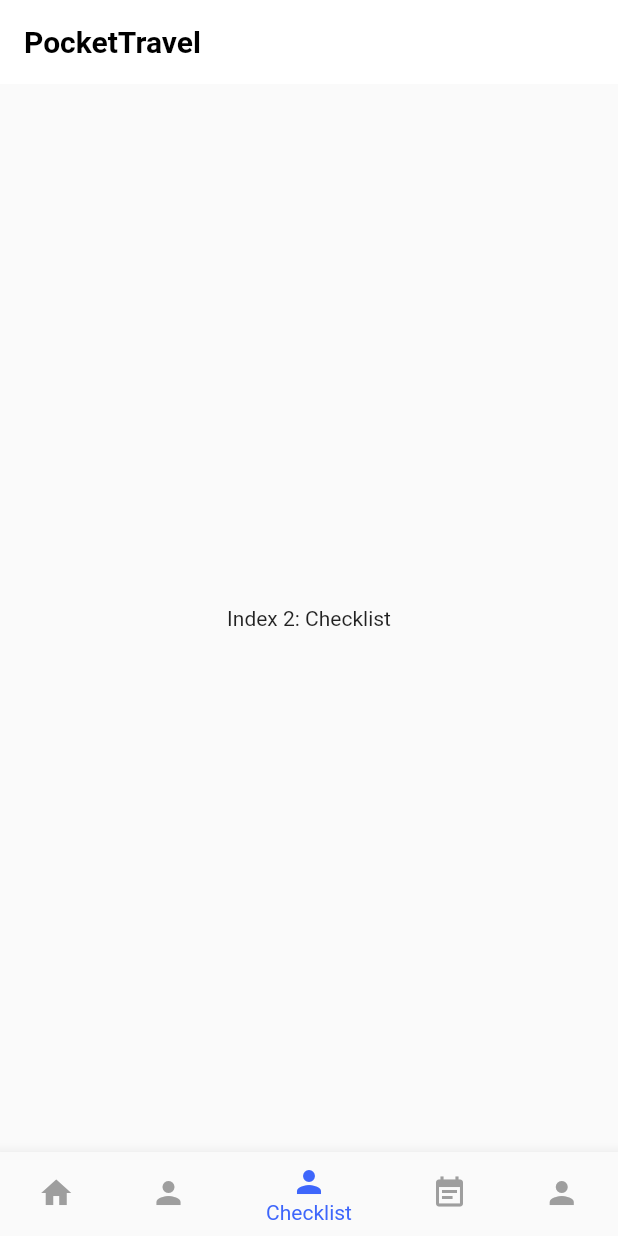
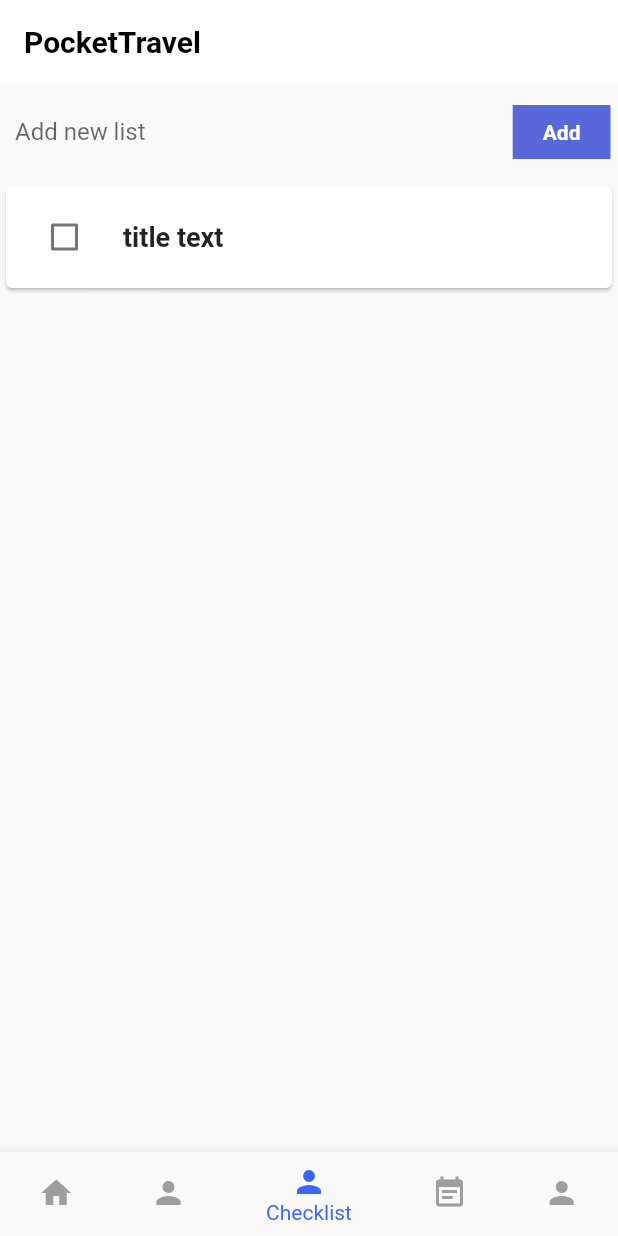
Before and after one commit to tsaqifammar/pocket-travel-mobile, a Flutter app: the HomePageAfterLogin screen opened directly, item 3 of the bottom bar chosen, on a phone screen of 412 x 824 dp. Run offline on Flutter 3.47's test engine with Material 2 defaults, Android fonts, the phone set to English and light mode, and no system bars; our stand-ins replace flutter_login, timelines; missing offline and left inert: animate_navigator_transition_do, dart:ffi, flag, scale_button.

Commit message:
add page, models, services for feature checklist

```diff
--- /dev/null
+++ b/lib/models/checklist.dart
@@ -0,0 +1,20 @@
+import 'dart:ffi';
+
+class Checklist {
+  final String name;
+  final Bool is_checked;
+
+  Checklist({required this.name, required this.is_checked});
+
+  factory Checklist.fromJson(Map<String, dynamic> json) {
+    return Checklist(
+      name: json['name'] as String,
+      is_checked: json['is_checked'] as Bool,
+    );
+  }
+
+  @override
+  String toString() {
+    return 'Checklist{name: $name, is_checked: $is_checked}';
+  }
+}
--- /dev/null
+++ b/lib/screens/checklist_page.dart
@@ -0,0 +1,89 @@
+import 'package:flutter/material.dart';
+
+class ChecklistPage extends StatefulWidget {
+  @override
+  State<ChecklistPage> createState() => _ChecklistPageState();
+}
+
+class _ChecklistPageState extends State<ChecklistPage> {
+  var textController = TextEditingController();
+
+  @override
+  Widget build(BuildContext context) {
+    return Scaffold(
+      body: Column(
+        children: [
+          Container(
+            padding: const EdgeInsets.symmetric(horizontal: 5, vertical: 8),
+            child: Row(
+              children: [
+                Expanded(
+                  child: Container(
+                    padding: const EdgeInsets.symmetric(horizontal: 5),
+                    child: TextField(
+                      controller: textController,
+                      decoration: const InputDecoration(
+                        hintText: 'Add new list',
+                        border: InputBorder.none,
+                      ),
+                    ),
+                  ),
+                ),
+                const SizedBox(
+                  width: 10,
+                ),
+                GestureDetector(
+                  onTap: () {},
+                  child: Container(
+                    color: const Color(0xff5a67d8),
+                    padding: const EdgeInsets.symmetric(
+                        horizontal: 20, vertical: 10),
+                    child: const Text(
+                      'Add',
+                      style: const TextStyle(
+                        color: Colors.white,
+                        fontWeight: FontWeight.bold,
+                      ),
+                    ),
+                  ),
+                )
+              ],
+            ),
+          ),
+          Card(
+            child: Row(
+              children: [
+                Container(
+                  margin: const EdgeInsets.symmetric(
+                    horizontal: 15,
+                    vertical: 10,
+                  ),
+                  child: Checkbox(
+                    value: false,
+                    onChanged: (bool? value) {
+                      setState(() {});
+                    },
+                  ),
+                ),
+                Expanded(
+                  child: Column(
+                    crossAxisAlignment: CrossAxisAlignment.start,
+                    children: [
+                      Text(
+                        'title text',
+                        style: const TextStyle(
+                          fontWeight: FontWeight.bold,
+                          fontSize: 18,
+                        ),
+                      ),
+                    ],
+                  ),
+                )
+              ],
+            ),
+          ),
+        ],
+      ),
+    );
+  }
+}
--- a/lib/screens/home_page_after_login.dart
+++ b/lib/screens/home_page_after_login.dart
@@ -1,4 +1,5 @@
 import 'package:flutter/material.dart';
+import 'package:pocket_travel_mobile/screens/checklist_page.dart';
 import 'package:pocket_travel_mobile/screens/plan_page.dart';
 import 'package:pocket_travel_mobile/widgets/logout_button.dart';
 
@@ -29,11 +30,7 @@ class _HomePageAfterLoginState extends State<HomePageAfterLogin> {
         'Index 1: Diary',
       ),
     ),
-    Center(
-      child: Text(
-        'Index 2: Checklist',
-      ),
-    ),
+    ChecklistPage(),
     PlanPage(),
     Center(child: LogoutButton())
   ];
```
Also changed, not shown: lib/services/checklist_service.dart (added, +63 -0 lines).
